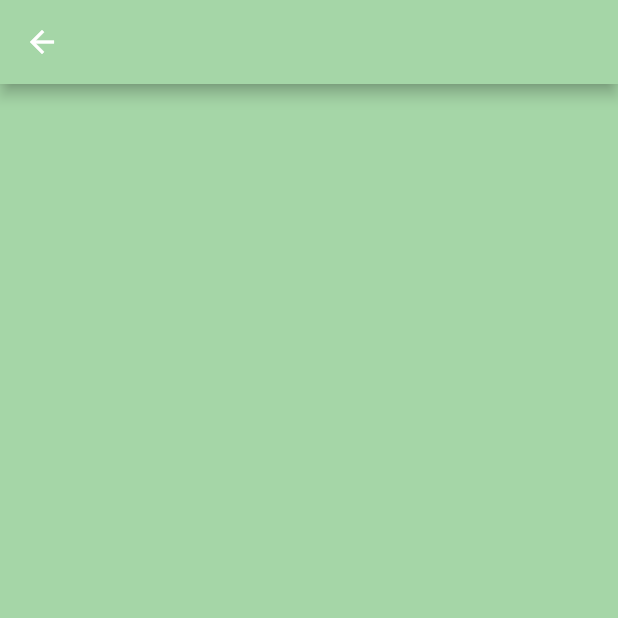
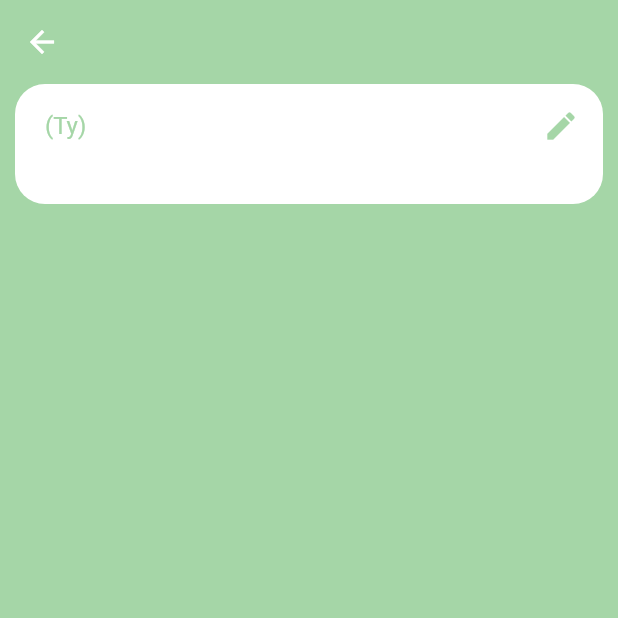
Before and after one commit to drekyyy/flutter_firebase_auth, a Flutter app: the screen it shows once a user with an empty profile is signed in, after a tap on the "person" icon, on a phone screen of 412 x 824 dp, the top half of it. Run offline on Flutter 3.47's test engine with Material 2 defaults, Android fonts, the light colour scheme and no system bars; our stand-ins replace cloud_firestore, firebase_auth, firebase_core, flutter_spinkit; accounts and stored records are empty.

Commit message:
Appbar styled, Settings_page styled

```diff
--- a/lib/main.dart
+++ b/lib/main.dart
@@ -34,9 +34,11 @@ class MyApp extends StatelessWidget {
           theme: ThemeData(
             canvasColor: Colors.green.shade200,
             backgroundColor: Colors.green.shade200,
-            appBarTheme: AppBarTheme(backgroundColor: Colors.green.shade200),
-            textTheme:
-                TextTheme(bodyText2: TextStyle(color: Colors.green.shade200)),
+            appBarTheme: AppBarTheme(
+                backgroundColor: Colors.green.shade200, elevation: 0),
+            textTheme: TextTheme(
+                bodyText2: TextStyle(color: Colors.green.shade200),
+                subtitle1: TextStyle(color: Colors.green.shade200)),
             inputDecorationTheme: const InputDecorationTheme(
                 labelStyle:
                     TextStyle(color: Color.fromARGB(255, 165, 214, 167)),
@@ -50,12 +52,13 @@ class MyApp extends StatelessWidget {
                         color: Color.fromARGB(255, 165, 214, 167),
                         width: 2.0))),
             elevatedButtonTheme: ElevatedButtonThemeData(
-                style: ButtonStyle(
-                    elevation: null,
-                    foregroundColor:
-                        MaterialStateProperty.all<Color>(Colors.white),
-                    backgroundColor: MaterialStateProperty.all<Color>(
-                        Colors.green.shade200))),
+              style: ButtonStyle(
+                  elevation: MaterialStateProperty.all<double>(0),
+                  foregroundColor:
+                      MaterialStateProperty.all<Color>(Colors.white),
+                  backgroundColor:
+                      MaterialStateProperty.all<Color>(Colors.green.shade200)),
+            ),
           ),
           home: const AuthenticationWrapper(),
         ));
--- a/lib/screens/authenticate/sign_up_page.dart
+++ b/lib/screens/authenticate/sign_up_page.dart
@@ -67,8 +67,9 @@ class _SignUpPageState extends State<SignUpPage> {
                                   if (val == null || val.isEmpty) {
                                     return 'Please enter some text.';
                                   }
-                                  if (val.length < 6)
+                                  if (val.length < 6) {
                                     return 'Password too short';
+                                  }
                                   if (password1 != password2) {
                                     return 'Passwords do not match';
                                   }
@@ -97,8 +98,9 @@ class _SignUpPageState extends State<SignUpPage> {
                                   if (val == null || val.isEmpty) {
                                     return 'Please enter some text.';
                                   }
-                                  if (val.length < 6)
+                                  if (val.length < 6) {
                                     return 'Password too short';
+                                  }
                                   if (password1 != password2) {
                                     return 'Passwords do not match';
                                   }
--- a/lib/screens/user/home_page.dart
+++ b/lib/screens/user/home_page.dart
@@ -13,7 +13,7 @@ class HomePage extends StatelessWidget {
 
     return Scaffold(
         appBar: AppBar(
-            elevation: 0,
+            //elevation: 0,
             leading: ElevatedButton(
               child: const Icon(Icons.person),
               onPressed: () {
@@ -32,10 +32,9 @@ class HomePage extends StatelessWidget {
               )
             ]),
         body: Container(
-            //color: Colors.green.shade200,
             child: Center(
                 child: Column(children: [
-          Text('user id: ' + uid),
+          Text('user id: ' + uid, style: const TextStyle(color: Colors.white)),
           const Text("Home"),
         ]))));
   }
--- a/lib/screens/user/settings_page.dart
+++ b/lib/screens/user/settings_page.dart
@@ -21,7 +21,7 @@ class _SettingsPageState extends State<SettingsPage> {
     return loading
         ? const Loading()
         : Scaffold(
-            appBar: AppBar(backgroundColor: Colors.green.shade200),
+            appBar: AppBar(),
             body: FutureBuilder(
                 future: DatabaseService.getHouseId(uid),
                 builder: (context, snapshot) {
@@ -39,11 +39,14 @@ class _SettingsPageState extends State<SettingsPage> {
                           itemExtent: 80,
                           itemCount: snapshot.data.docs.length,
                           itemBuilder: (context, index) {
-                            return _buildListItem(
+                            return Container(
+                                margin:
+                                    const EdgeInsets.only(left: 10, right: 10),
+                                child: _buildListItem(
                                     context,
                                     snapshot.data.docs[index],
                                     uid,
-                                houseId.toString());
+                                    houseId.toString()));
                           },
                         );
                       });
@@ -53,15 +56,31 @@ class _SettingsPageState extends State<SettingsPage> {
 
 Widget _buildListItem(
     BuildContext context, DocumentSnapshot doc, String userId, String houseId) {
+  // jesli dokument jest aktualnego uzytkownika
+  if (doc['userId'] == userId) {
     return ListTile(
+      shape: const RoundedRectangleBorder(
+          borderRadius: BorderRadius.all(Radius.circular(20))),
+      tileColor: Colors.white,
+      onTap: () {},
+      title: Row(
+        children: [
+          Expanded(child: Text('${doc['name']} (Ty)')),
+          const Icon(Icons.edit, color: Color.fromARGB(255, 165, 214, 167)),
+        ],
+      ),
+    );
+  } else {
+    return ListTile(
+      shape: const RoundedRectangleBorder(
+          borderRadius: BorderRadius.all(Radius.circular(20))),
+      tileColor: Colors.white,
       onTap: () {},
       title: Row(
         children: [
           Expanded(child: Text('${doc['name']}')),
-        const SizedBox(
-          height: 5,
-        ),
         ],
       ),
     );
   }
+}
```
Lines whose indentation alone changed are shown as unchanged.
